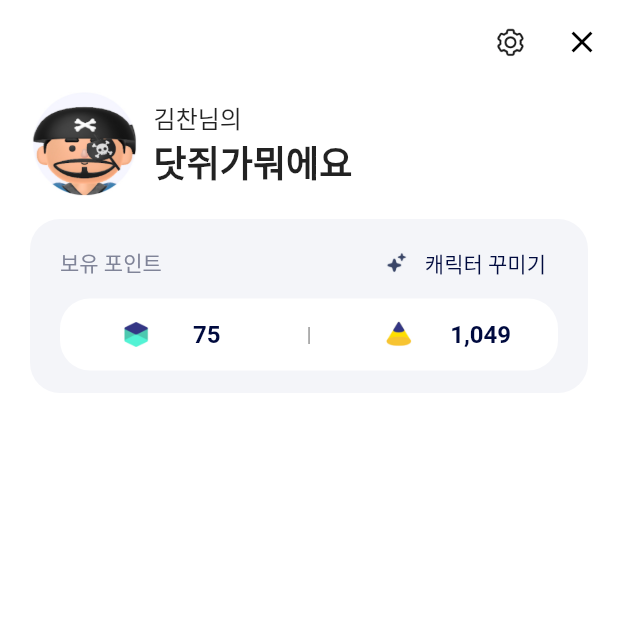
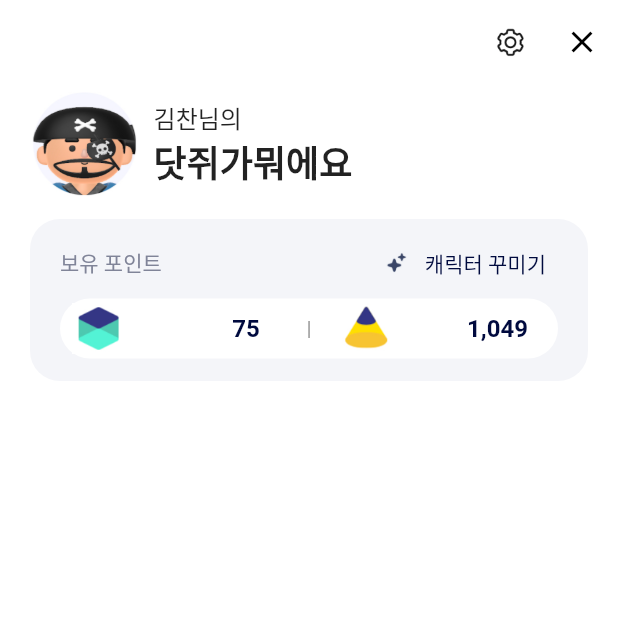
Before and after one commit to SKT-Phoenix/Phoenix, a Flutter app: the Menu screen opened by its route, on a phone screen of 412 x 824 dp, the top half of it. Run offline on Flutter 3.47's test engine with Material 2 defaults, Android fonts, the phone set to English and light mode, and no system bars; our stand-ins replace get.

Commit message:
[Menu] Profile & Points Modify

```diff
--- a/phoenix/lib/menu/menu.dart
+++ b/phoenix/lib/menu/menu.dart
@@ -120,6 +120,7 @@ class Menu extends StatelessWidget {
     return Padding(
       padding: const EdgeInsets.only(left: 20.0, right: 20.0, bottom: 15),
       child: Container(
+        height: 40,
         decoration: BoxDecoration(
           color: Colors.white,
           borderRadius: BorderRadius.circular(20),
@@ -127,9 +128,19 @@ class Menu extends StatelessWidget {
         child: Row(
           children: [
             Expanded(
+              flex: 2,
+              child: Padding(
+                padding: const EdgeInsets.only(
+                    left: 8.0, right: 8.0, top: 2.0, bottom: 2.0),
+                child: Image.asset("assets/cube.png"),
+              ),
+            ),
+            Expanded(
               flex: 4,
-              child: customIconButton("     75", Color.fromARGB(255, 0, 10, 62),
-                  Image.asset("assets/cube.png")),
+              child: Padding(
+                padding: const EdgeInsets.only(left: 20.0, right: 20),
+                child: customIconButton("75", Color.fromARGB(255, 0, 10, 62)),
+              ),
             ),
             Expanded(
                 flex: 1,
@@ -139,11 +150,20 @@ class Menu extends StatelessWidget {
                   style: TextStyle(color: Colors.grey),
                 ))),
             Expanded(
+              flex: 2,
+              child: Padding(
+                padding: const EdgeInsets.only(
+                    left: 8.0, right: 8.0, top: 2.0, bottom: 2.0),
+                child: Image.asset("assets/con.png"),
+              ),
+            ),
+            Expanded(
               flex: 4,
-              child: customIconButton(
-                  "    1,049",
-                  Color.fromARGB(255, 0, 10, 62),
-                  Image.asset("assets/con.png")),
+              child: Padding(
+                padding: const EdgeInsets.only(left: 20.0, right: 20),
+                child:
+                    customIconButton("1,049", Color.fromARGB(255, 0, 10, 62)),
+              ),
             )
           ],
         ),
@@ -151,18 +171,11 @@ class Menu extends StatelessWidget {
     );
   }
 
-  Widget customIconButton(String label, Color color, Widget icon) {
-    return TextButton.icon(
-      onPressed: () {},
-      label: Text(
-        label,
-        style:
-            TextStyle(color: color, fontWeight: FontWeight.bold, fontSize: 16),
-      ),
-      icon: icon,
-      style: ButtonStyle(
-          fixedSize: MaterialStateProperty.resolveWith(
-              (states) => Size.fromHeight(30))),
+  Widget customIconButton(String label, Color color) {
+    return Text(
+      label,
+      style: TextStyle(color: color, fontWeight: FontWeight.bold, fontSize: 16),
+      textAlign: TextAlign.end,
     );
   }
 }
```
Also changed, not shown: 1 other file.
